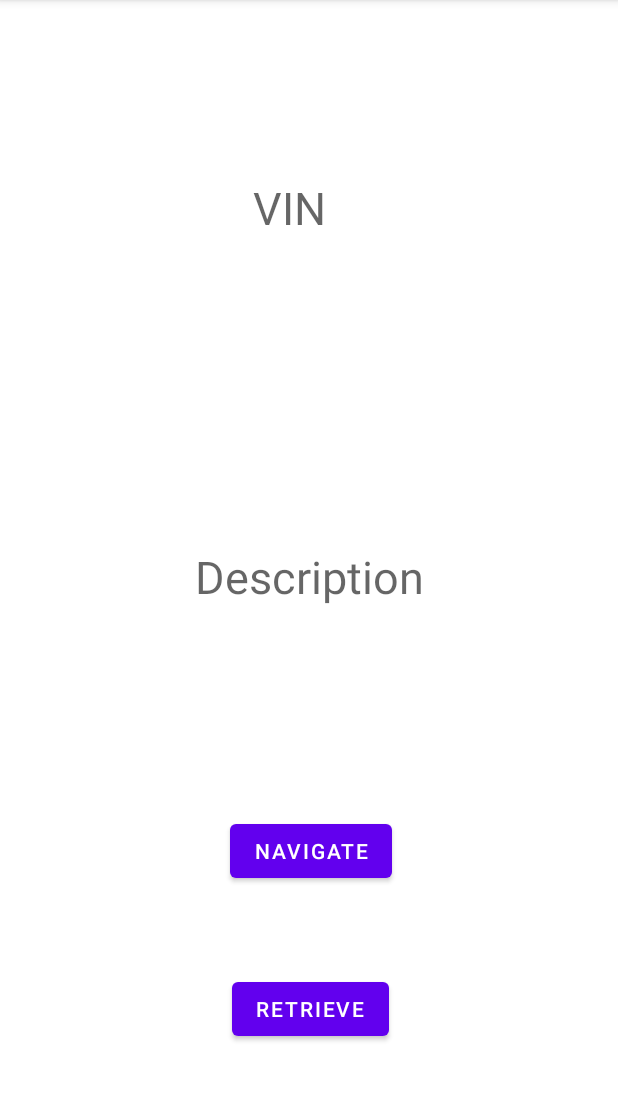
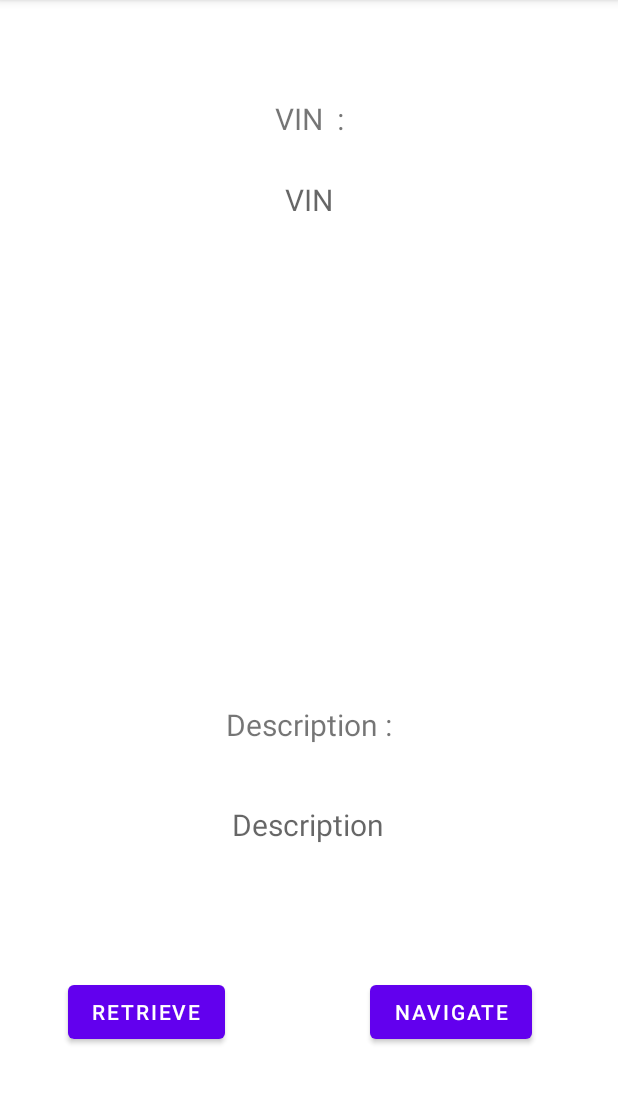
Before and after one commit to NandaNxD/GPRS, an Android app: the InfoActivity screen opened directly, with no data from a screen before it, on a phone screen of 412 x 824 dp, the part 84-1188 px from its top. Run offline under Robolectric (Android 15) with nearby library versions, the phone set to English and light mode, and no system bars; 3 statements that could not run were skipped.

Commit message:
UI Changes

```diff
--- a/app/src/main/java/com/daimler/DataStore.java
+++ b/app/src/main/java/com/daimler/DataStore.java
@@ -15,7 +15,7 @@ public class DataStore extends SQLiteOpenHelper {
     static String columns[]={"VIN","LATITUDE","LONGITUDE","IMAGEBLOB","DESCRIPTION"};
 
     public DataStore(@Nullable Context context, @Nullable String name, @Nullable SQLiteDatabase.CursorFactory factory, int version) {
-        super(context, dbName, factory, version);
+        super(context, name, factory, version);
     }
 
     @Override
@@ -24,7 +24,8 @@ public class DataStore extends SQLiteOpenHelper {
     }
 
     public void insert(Payload payload){
-        getWritableDatabase().execSQL("CREATE TABLE IF NOT EXISTS VEHICLEINFO(VIN TEXT PRIMARY KEY NOT NULL,LATITUDE REAL,LONGITUDE REAL,IMAGEBLOB BLOB,DESCRIPTION TEXT)");
+        SQLiteDatabase db=getWritableDatabase();
+        //db.execSQL("CREATE TABLE IF NOT EXISTS VEHICLEINFO(VIN TEXT PRIMARY KEY NOT NULL,LATITUDE REAL,LONGITUDE REAL,IMAGEBLOB BLOB,DESCRIPTION TEXT)");
 
         ContentValues cv=new ContentValues();
         cv.put(columns[0],payload.vin);
@@ -37,9 +38,7 @@ public class DataStore extends SQLiteOpenHelper {
         }
         cv.put(columns[3],payload.image);
         cv.put(columns[4],payload.description);
-        SQLiteDatabase db=getWritableDatabase();
-        String v=payload.vin;
-        //db.update(tableName,cv);
+        String desc=payload.description;
         db.insert(tableName,null,cv);
     }
 
@@ -74,8 +73,8 @@ public class DataStore extends SQLiteOpenHelper {
 
     @Override
     public void onUpgrade(SQLiteDatabase db, int oldVersion, int newVersion) {
-        db.execSQL("DROP TABLE IF EXISTS " + tableName);
-        onCreate(db);
+//        db.execSQL("DROP TABLE IF EXISTS " + tableName);
+//        onCreate(db);
 
     }
 }
--- a/app/src/main/java/com/daimler/InfoActivity.java
+++ b/app/src/main/java/com/daimler/InfoActivity.java
@@ -52,6 +52,7 @@ public class InfoActivity extends AppCompatActivity {
                 Toast.makeText(getApplicationContext(),"Vehicle Retrieved",Toast.LENGTH_LONG).show();
                 Intent it=new Intent(InfoActivity.this,SearchActivity.class);
                 startActivity(it);
+                finish();
             }
         });
 
--- a/app/src/main/java/com/daimler/SearchActivity.java
+++ b/app/src/main/java/com/daimler/SearchActivity.java
@@ -1,7 +1,6 @@
 package com.daimler;
 
 import androidx.appcompat.app.AppCompatActivity;
-
 import android.content.Intent;
 import android.database.sqlite.SQLiteDatabase;
 import android.os.Bundle;
--- a/app/src/main/res/layout/activity_info.xml
+++ b/app/src/main/res/layout/activity_info.xml
@@ -5,42 +5,44 @@
     android:layout_width="match_parent"
     android:layout_height="match_parent"
     tools:context=".InfoActivity">
+
     <TextView
         android:id="@+id/vinTextView"
         android:layout_width="wrap_content"
         android:layout_height="wrap_content"
         android:hint="VIN"
-        android:textSize="30sp"
+        android:textColor="#000000"
+        android:textSize="20sp"
         app:layout_constraintBottom_toBottomOf="parent"
         app:layout_constraintEnd_toEndOf="parent"
-        app:layout_constraintHorizontal_bias="0.465"
         app:layout_constraintStart_toStartOf="parent"
         app:layout_constraintTop_toTopOf="parent"
-        app:layout_constraintVertical_bias="0.162" />
+        app:layout_constraintVertical_bias="0.161" />
 
     <TextView
         android:id="@+id/descriptionTextView"
         android:layout_width="wrap_content"
         android:layout_height="wrap_content"
         android:hint="Description"
-        android:textSize="30sp"
+        android:textColor="@color/black"
+        android:textSize="20sp"
         app:layout_constraintBottom_toBottomOf="parent"
         app:layout_constraintEnd_toEndOf="parent"
-        app:layout_constraintHorizontal_bias="0.5"
+        app:layout_constraintHorizontal_bias="0.498"
         app:layout_constraintStart_toStartOf="parent"
         app:layout_constraintTop_toTopOf="parent"
-        app:layout_constraintVertical_bias="0.5" />
+        app:layout_constraintVertical_bias="0.724" />
 
     <ImageView
         android:id="@+id/imageDisplay"
-        android:layout_width="wrap_content"
-        android:layout_height="wrap_content"
+        android:layout_width="262dp"
+        android:layout_height="259dp"
         app:layout_constraintBottom_toBottomOf="parent"
         app:layout_constraintEnd_toEndOf="parent"
         app:layout_constraintHorizontal_bias="0.537"
         app:layout_constraintStart_toStartOf="parent"
         app:layout_constraintTop_toTopOf="parent"
-        app:layout_constraintVertical_bias="0.339"
+        app:layout_constraintVertical_bias="0.336"
         tools:srcCompat="@tools:sample/avatars" />
 
     <Button
@@ -50,10 +52,10 @@
         android:text="navigate"
         app:layout_constraintBottom_toBottomOf="parent"
         app:layout_constraintEnd_toEndOf="parent"
-        app:layout_constraintHorizontal_bias="0.504"
+        app:layout_constraintHorizontal_bias="0.811"
         app:layout_constraintStart_toStartOf="parent"
         app:layout_constraintTop_toTopOf="parent"
-        app:layout_constraintVertical_bias="0.755" />
+        app:layout_constraintVertical_bias="0.904" />
 
     <Button
         android:id="@+id/retrieveButton"
@@ -62,9 +64,32 @@
         android:text="Retrieve"
         app:layout_constraintBottom_toBottomOf="parent"
         app:layout_constraintEnd_toEndOf="parent"
-        app:layout_constraintHorizontal_bias="0.504"
+        app:layout_constraintHorizontal_bias="0.147"
         app:layout_constraintStart_toStartOf="parent"
         app:layout_constraintTop_toTopOf="parent"
-        app:layout_constraintVertical_bias="0.901" />
+        app:layout_constraintVertical_bias="0.904" />
+
+    <TextView
+        android:id="@+id/textView"
+        android:layout_width="wrap_content"
+        android:layout_height="wrap_content"
+        android:text="VIN  :"
+        android:textSize="20sp"
+        app:layout_constraintBottom_toTopOf="@+id/vinTextView"
+        app:layout_constraintEnd_toEndOf="parent"
+        app:layout_constraintStart_toStartOf="parent"
+        app:layout_constraintTop_toTopOf="parent"
+        app:layout_constraintVertical_bias="0.712" />
+
+    <TextView
+        android:id="@+id/textView2"
+        android:layout_width="wrap_content"
+        android:layout_height="wrap_content"
+        android:text="Description :"
+        android:textSize="20sp"
+        app:layout_constraintBottom_toTopOf="@+id/descriptionTextView"
+        app:layout_constraintEnd_toEndOf="parent"
+        app:layout_constraintStart_toStartOf="parent"
+        app:layout_constraintTop_toBottomOf="@+id/imageDisplay" />
 
 </androidx.constraintlayout.widget.ConstraintLayout>
```
Also changed, not shown: app/src/main/java/com/daimler/MainActivity.java (+0 -49 lines).
